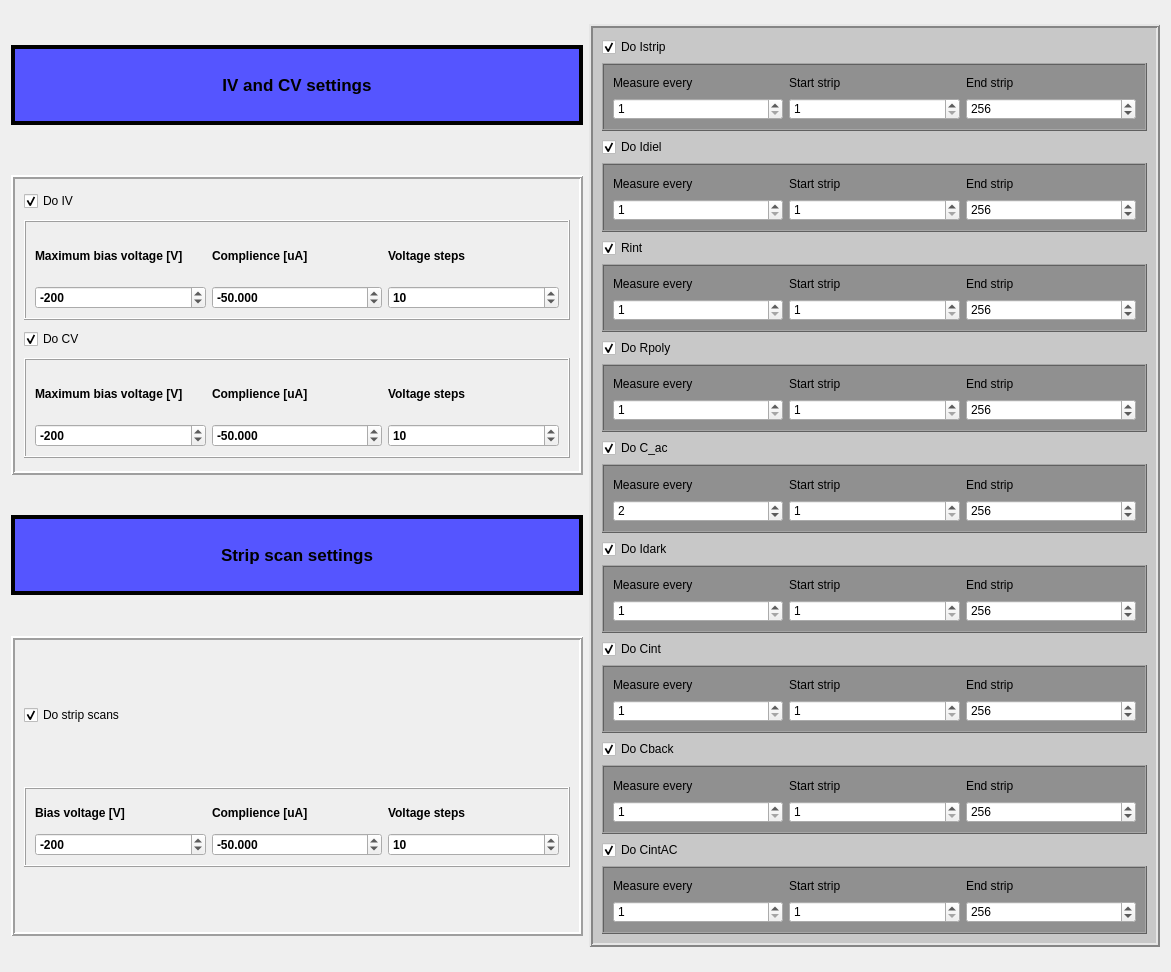
The window that UniDAQ/QT_Designer_UI/settings_gui.ui (Chilldose/COMET) describes before a commit, drawn with Qt 5.
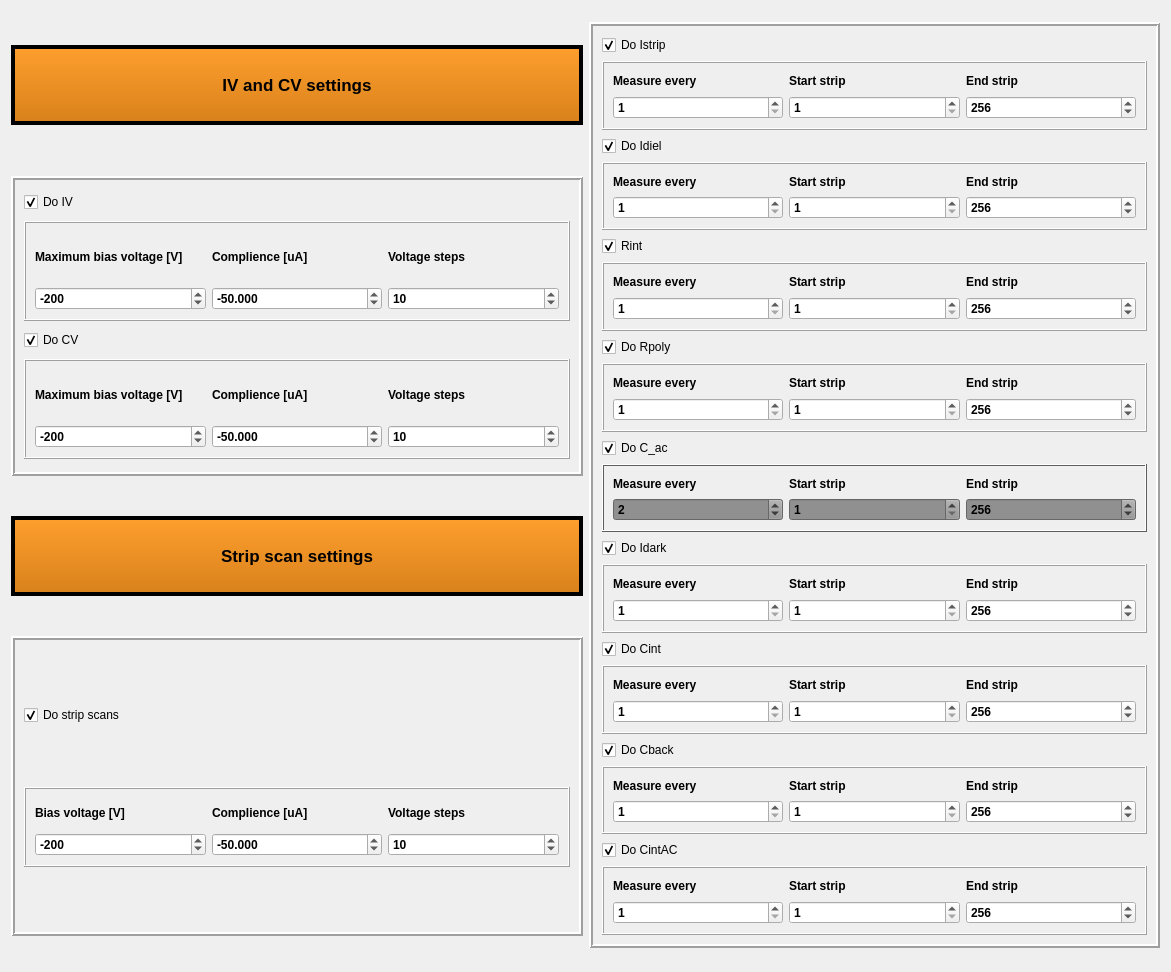
The same window after the commit.

What changed in the file:
```diff
--- a/UniDAQ/QT_Designer_UI/settings_gui.ui
+++ b/UniDAQ/QT_Designer_UI/settings_gui.ui
@@ -39,7 +39,7 @@
       <bool>false</bool>
      </property>
      <property name="styleSheet">
-      <string notr="true">QLabel { background :rgb(85, 85, 255) }</string>
+      <string notr="true">background-color: QLinearGradient( x1: 0, y1: 0, x2: 0, y2: 1, stop: 0 #ffa02f, stop: 1 #d7801a);</string>
      </property>
      <property name="frameShape">
       <enum>QFrame::Box</enum>
@@ -80,7 +80,7 @@
       <bool>false</bool>
      </property>
      <property name="styleSheet">
-      <string notr="true">QLabel { background :rgb(85, 85, 255) }</string>
+      <string notr="true">background-color: QLinearGradient( x1: 0, y1: 0, x2: 0, y2: 1, stop: 0 #ffa02f, stop: 1 #d7801a);</string>
      </property>
      <property name="frameShape">
       <enum>QFrame::Box</enum>
@@ -512,7 +512,7 @@
       <bool>false</bool>
      </property>
      <property name="styleSheet">
-      <string notr="true">QFrame { background : rgb(200, 200, 200)  }</string>
+      <string notr="true"/>
      </property>
      <property name="frameShape">
       <enum>QFrame::Box</enum>
@@ -550,7 +550,7 @@
          </font>
         </property>
         <property name="styleSheet">
-         <string notr="true">QFrame { background :rgb(144, 144, 144) }</string>
+         <string notr="true"/>
         </property>
         <property name="frameShape">
          <enum>QFrame::Box</enum>
@@ -665,7 +665,7 @@
          </font>
         </property>
         <property name="styleSheet">
-         <string notr="true">QFrame { background :rgb(144, 144, 144) }</string>
+         <string notr="true"/>
         </property>
         <property name="frameShape">
          <enum>QFrame::Box</enum>
@@ -780,7 +780,7 @@
          </font>
         </property>
         <property name="styleSheet">
-         <string notr="true">QFrame { background :rgb(144, 144, 144) }</string>
+         <string notr="true"/>
         </property>
         <property name="frameShape">
          <enum>QFrame::Box</enum>
@@ -895,7 +895,7 @@
          </font>
         </property>
         <property name="styleSheet">
-         <string notr="true">QFrame { background :rgb(144, 144, 144) }</string>
+         <string notr="true"/>
         </property>
         <property name="frameShape">
          <enum>QFrame::Box</enum>
@@ -1452,7 +1452,7 @@
          </font>
         </property>
         <property name="styleSheet">
-         <string notr="true">QFrame { background :rgb(144, 144, 144) }</string>
+         <string notr="true"/>
         </property>
         <property name="frameShape">
          <enum>QFrame::Box</enum>
@@ -1567,7 +1567,7 @@
          </font>
         </property>
         <property name="styleSheet">
-         <string notr="true">QFrame { background :rgb(144, 144, 144) }</string>
+         <string notr="true"/>
         </property>
         <property name="frameShape">
          <enum>QFrame::Box</enum>
@@ -1682,7 +1682,7 @@
          </font>
         </property>
         <property name="styleSheet">
-         <string notr="true">QFrame { background :rgb(144, 144, 144) }</string>
+         <string notr="true"/>
         </property>
         <property name="frameShape">
          <enum>QFrame::Box</enum>
@@ -1797,7 +1797,7 @@
          </font>
         </property>
         <property name="styleSheet">
-         <string notr="true">QFrame { background :rgb(144, 144, 144) }</string>
+         <string notr="true"/>
         </property>
         <property name="frameShape">
          <enum>QFrame::Box</enum>
@@ -1912,7 +1912,7 @@
          </font>
         </property>
         <property name="styleSheet">
-         <string notr="true">QFrame { background :rgb(144, 144, 144) }</string>
+         <string notr="true"/>
         </property>
         <property name="frameShape">
          <enum>QFrame::Box</enum>
```
